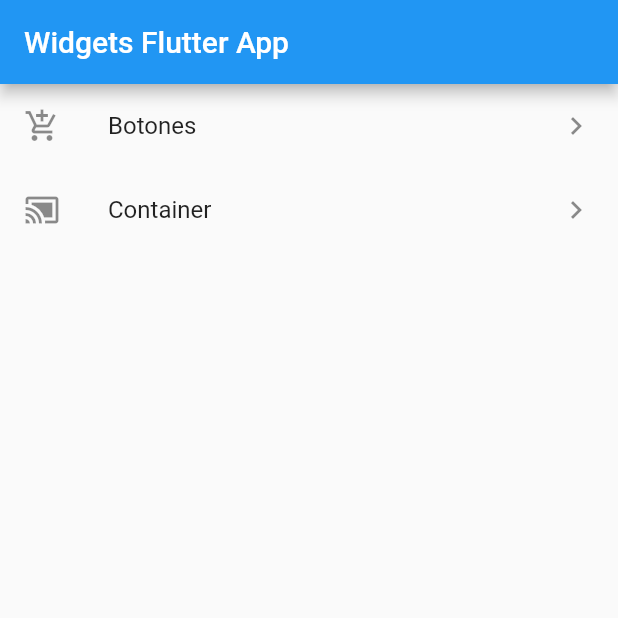
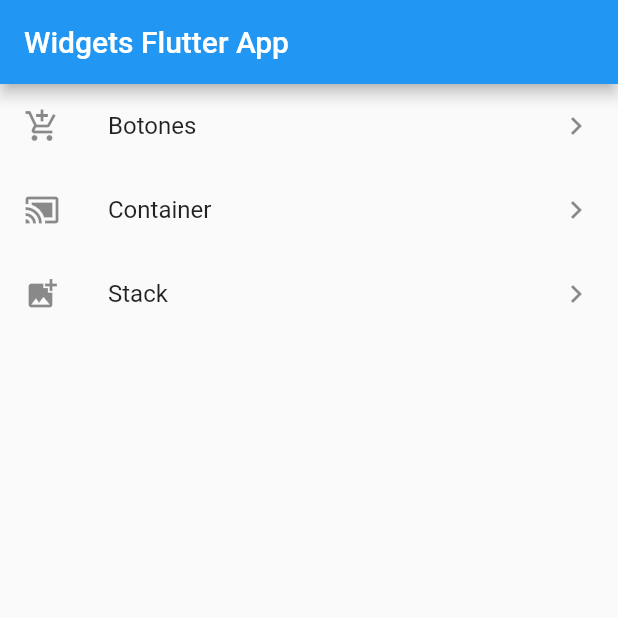
Before and after one commit to ConociendoFlutter/widgets_flutter_app, a Flutter app: the screen it shows after launch, on a phone screen of 412 x 824 dp, the top half of it. Run offline on Flutter 3.47's test engine with Material 2 defaults, Android fonts, the phone set to English and light mode, and no system bars.

Commit message:
Add Stacks

```diff
--- a/lib/main.dart
+++ b/lib/main.dart
@@ -2,6 +2,7 @@ import 'package:flutter/material.dart';
 import 'package:widgets_flutter_app/src/pages/botones_page.dart';
 import 'package:widgets_flutter_app/src/pages/container_page.dart';
 import 'package:widgets_flutter_app/src/pages/home_page.dart';
+import 'package:widgets_flutter_app/src/pages/stack_page.dart';
 
 void main() => runApp(MyApp());
 
@@ -12,9 +13,10 @@ class MyApp extends StatelessWidget {
       title: 'Material App',
       initialRoute: 'home',
       routes: {
-      'home': (BuildContext context) => HomePage(),
-      'botones' : (BuildContext context) => BotonesPage(),
-      'container' : (BuildContext context) => ContainerPage()
+        'home': (BuildContext context) => HomePage(),
+        'botones': (BuildContext context) => BotonesPage(),
+        'container': (BuildContext context) => ContainerPage(),
+        'stack': (BuildContext context) => StackPage()
       },
     );
   }
--- a/lib/src/pages/home_page.dart
+++ b/lib/src/pages/home_page.dart
@@ -28,6 +28,16 @@ class HomePage extends StatelessWidget {
               trailing: Icon(Icons.keyboard_arrow_right),
             ),
 
+              ListTile(
+              onTap: () {
+                Navigator.pushNamed(context, 'stack');
+              },
+              leading: Icon(Icons.add_photo_alternate),
+              title: Text('Stack'),
+              trailing: Icon(Icons.keyboard_arrow_right),
+            ),
+
+
           ],
         ));
   }
```
Also changed, not shown: lib/src/pages/stack_page.dart (added, +74 -0 lines).
